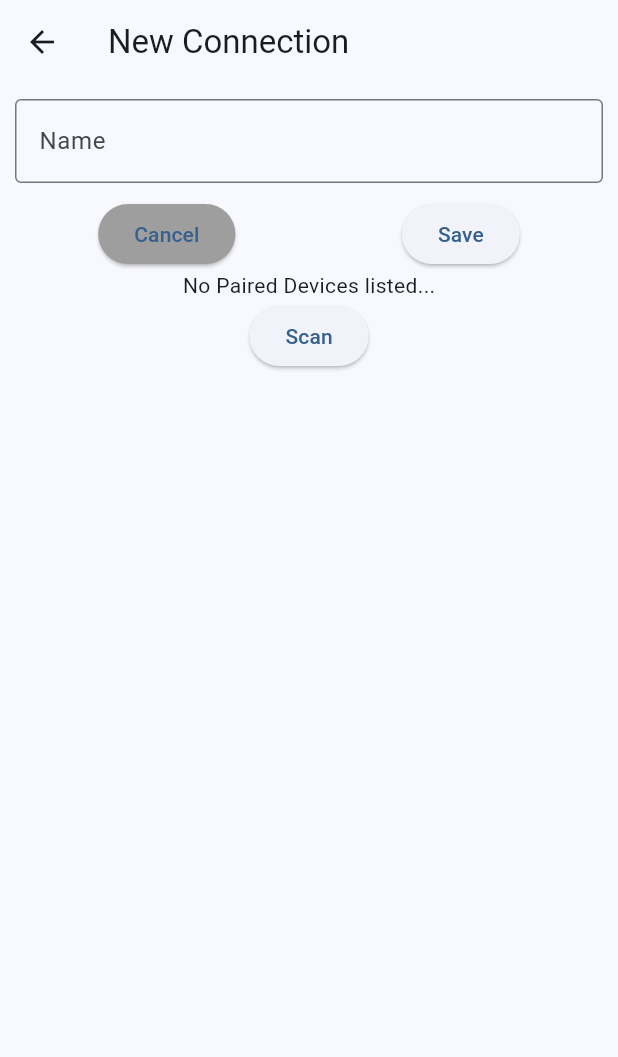
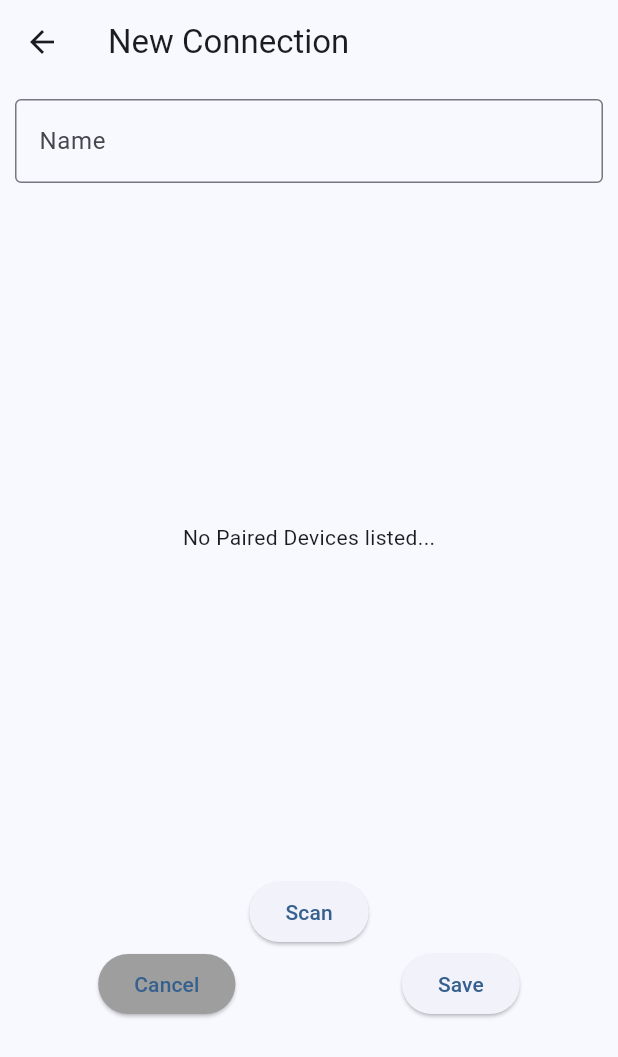
Before and after one commit to hudkinsnoah/CS469, a Flutter app: the screen it shows after launch, after a tap on the "add" icon, on a phone screen of 412 x 824 dp. Shown: the top 1057 px of the screen. Run offline on Flutter 3.47's test engine with Material 2 defaults, Android fonts, the phone set to English and light mode, and no system bars; our stand-ins replace permission_handler, shared_preferences, sqflite; missing offline and left inert: bluetooth_connector, flutter_reactive_ble; accounts and stored records are empty.

Commit message:
issues but close
I am still running into issues with bluetooth and actually managing a connection through the application. It seems like it is very close but just missing something that would change it all

```diff
--- a/fun_application/lib/database/insert.txt
+++ b/fun_application/lib/database/insert.txt
@@ -1 +1 @@
-INSERT INTO connection_entries(name) VALUES(?)
+INSERT INTO connection_entries(name, connection, connection_id) VALUES(?, ?, ?)
--- a/fun_application/lib/database/open_db.txt
+++ b/fun_application/lib/database/open_db.txt
@@ -1,2 +1,2 @@
 CREATE TABLE IF NOT EXISTS connection_entries(id INTEGER PRIMARY KEY
-AUTOINCREMENT, name TEXT NOT NULL);
+AUTOINCREMENT, name TEXT NOT NULL, connection TEXT NOT NULL, connection_id TEXT NOT NULL);
--- a/fun_application/lib/models/devices_list.dart
+++ b/fun_application/lib/models/devices_list.dart
@@ -3,21 +3,24 @@ import 'package:bluetooth_connector/bluetooth_connector.dart';
 import 'package:permission_handler/permission_handler.dart';
 
 class DeviceList extends StatefulWidget {
+  DeviceList(
+      {super.key, this.isSelected, this.devices, this.flutterbluetoothadapter});
   @override
   State<DeviceList> createState() => _DeviceListState();
-  List<BtDevice> devices = [];
+  var devices;
   bool? _serviceEnabled;
+  Color color = Colors.white;
+  final isSelected;
+  final flutterbluetoothadapter;
 }
 
 class _DeviceListState extends State<DeviceList> {
-  BluetoothConnector flutterbluetoothadapter = BluetoothConnector();
-
   @override
   void initState() {
     super.initState();
-    flutterbluetoothadapter
-        .initBlutoothConnection("20585adb-d260-445e-934b-032a2c8b2e14");
-    flutterbluetoothadapter
+    widget.flutterbluetoothadapter
+        .initBlutoothConnection("75C276C3-8F97-20BC-A143-B354244886D4");
+    widget.flutterbluetoothadapter
         .checkBluetooth()
         .then((value) => print(value.toString()));
     _get_devices();
@@ -28,7 +31,8 @@ class _DeviceListState extends State<DeviceList> {
   }
 
   void _get_devices() async {
-    widget.devices = await flutterbluetoothadapter.getDevices();
+    widget.devices = await widget.flutterbluetoothadapter.getDevices();
+    setState(() {});
   }
 
   @override
@@ -36,14 +40,14 @@ class _DeviceListState extends State<DeviceList> {
     return Scaffold(
       body: Column(
         children: [
-          ListView(
-            shrinkWrap: true,
-            children: _createDevices(),
+          Expanded(
+            child: _createDevices(),
           ),
           ElevatedButton(
               child: const Text("Scan"),
               onPressed: () async {
-                widget.devices = await flutterbluetoothadapter.getDevices();
+                widget.devices =
+                    await widget.flutterbluetoothadapter.getDevices();
                 setState(() {});
               }),
         ],
@@ -53,32 +57,19 @@ class _DeviceListState extends State<DeviceList> {
 
   _createDevices() {
     if (widget.devices.isEmpty) {
-      return [
-        const Center(
-          child: Text("No Paired Devices listed..."),
-        )
-      ];
+      return const Center(
+        child: Text("No Paired Devices listed..."),
+      );
     }
-    List<Widget> deviceList = [];
-    widget.devices.forEach((element) {
-      deviceList.add(
-        InkWell(
-          key: UniqueKey(),
-          onTap: () {
-            flutterbluetoothadapter.startClient(
-                widget.devices.indexOf(element), true);
-          },
-          child: Container(
-            padding: const EdgeInsets.all(4),
-            decoration: BoxDecoration(border: Border.all()),
-            child: Text(
-              element.name.toString(),
-              style: const TextStyle(fontSize: 18),
-            ),
-          ),
-        ),
-      );
-    });
-    return deviceList;
+    return Scaffold(
+        body: ListView.builder(
+            itemCount: widget.devices.length,
+            itemBuilder: ((context, index) {
+              return ListTile(
+                  title: Text(widget.devices[index].name.toString()),
+                  tileColor: widget.isSelected[index] ? Colors.blue : null,
+                  onTap: () => setState(() =>
+                      widget.isSelected[index] = !widget.isSelected[index]));
+            })));
   }
 }
--- a/fun_application/lib/screens/new_connection.dart
+++ b/fun_application/lib/screens/new_connection.dart
@@ -5,12 +5,30 @@ import 'package:path/path.dart';
 import '../models/connection_fields.dart';
 import 'package:flutter/services.dart' show rootBundle;
 import '../models/devices_list.dart';
+import 'package:bluetooth_connector/bluetooth_connector.dart';
 
-class ConnectionEntryForm extends StatelessWidget {
+class ConnectionEntryForm extends StatefulWidget {
+  ConnectionEntryForm({super.key});
+  List<BtDevice> devices = [];
+  BluetoothConnector flutterbluetoothadapter = BluetoothConnector();
+
+  @override
+  State<ConnectionEntryForm> createState() => _ConnectionEntryFormState();
+}
+
+class _ConnectionEntryFormState extends State<ConnectionEntryForm> {
+  void initState() {
+    super.initState();
+    widget.flutterbluetoothadapter
+        .initBlutoothConnection("75C276C3-8F97-20BC-A143-B354244886D4");
+    widget.flutterbluetoothadapter
+        .checkBluetooth()
+        .then((value) => print(value.toString()));
+    _get_devices();
+  }
+
   final formKey = GlobalKey<FormState>();
-
-  ConnectionEntryForm({super.key});
-
+  final List<bool> isSelected = List.generate(20, (i) => false);
   final ConnectionEntryFields connectionEntry = ConnectionEntryFields();
 
   @override
@@ -35,12 +53,22 @@ class ConnectionEntryForm extends StatelessWidget {
                   validator: (value) {
                     if (value!.isEmpty) {
                       return "Please enter a name";
+                    } else if (isSelected
+                        .every((element) => element == false)) {
+                      return "Please select a bluetooth device";
                     } else {
                       return null;
                     }
                   },
                 ),
                 const SizedBox(height: 10),
+                SizedBox(
+                    height: 500,
+                    child: DeviceList(
+                        isSelected: isSelected,
+                        devices: widget.devices,
+                        flutterbluetoothadapter:
+                            widget.flutterbluetoothadapter)),
                 Row(
                   mainAxisAlignment: MainAxisAlignment.spaceAround,
                   children: [
@@ -56,7 +84,7 @@ class ConnectionEntryForm extends StatelessWidget {
                       onPressed: () {
                         if (formKey.currentState!.validate()) {
                           formKey.currentState?.save();
-                          saveEntries(connectionEntry);
+                          saveEntries();
                           Navigator.of(context).push(MaterialPageRoute(
                               builder: (context) => MyHomePage()));
                         }
@@ -64,8 +92,7 @@ class ConnectionEntryForm extends StatelessWidget {
                       child: const Text("Save"),
                     ),
                   ],
-                ),
-                SizedBox(height: 500, child: DeviceList())
+                )
               ],
             ),
           ),
@@ -73,11 +100,26 @@ class ConnectionEntryForm extends StatelessWidget {
       ),
     );
   }
+
+  void _get_devices() async {
+    widget.devices = await widget.flutterbluetoothadapter.getDevices();
+    setState(() {});
   }
 
-void saveEntries(ConnectionEntryFields connectionentry) async {
+  void saveEntries() async {
+    var device_to_use;
+    for (var i = 0; i < isSelected.length; i++) {
+      if (isSelected[i] != false) {
+        device_to_use = widget.devices[i];
+      }
+    }
+
+    var device_name = device_to_use.name;
+    var device_id = device_to_use.address;
+
     // await deleteDatabase(join(await getDatabasesPath(), 'connections.db'));
-  var db = await openDatabase(join(await getDatabasesPath(), 'connections.db'),
+    var db = await openDatabase(
+        join(await getDatabasesPath(), 'connections.db'),
         version: 1, onCreate: (Database db, int version) async {
       loadAsset("lib/database/open_db.txt").then((String create) async {
         await db.execute(create);
@@ -85,15 +127,14 @@ void saveEntries(ConnectionEntryFields connectionentry) async {
     });
     await db.transaction((txn) async {
       loadAsset("lib/database/insert.txt").then((String insert) async {
-      ;
-      await txn.rawInsert(insert, [
-        connectionentry.name,
-      ]);
+        await txn
+            .rawInsert(insert, [connectionEntry.name, device_name, device_id]);
       });
     });
 
     await db.close();
   }
+}
 
 Future<String> loadAsset(String file) async {
   return await rootBundle.loadString(file);
--- a/fun_application/pubspec.yaml
+++ b/fun_application/pubspec.yaml
@@ -41,6 +41,7 @@ dependencies:
   get: ^4.6.5
   permission_handler: ^10.4.3
   bluetooth_connector: ^0.0.3
+  flutter_reactive_ble: ^5.1.1
 
 dev_dependencies:
   flutter_test:
```
Also changed, not shown: fun_application/lib/models/devices.dart (+104 -25 lines), fun_application/pubspec.lock, 2 other files. Lines whose indentation alone changed are shown as unchanged.
